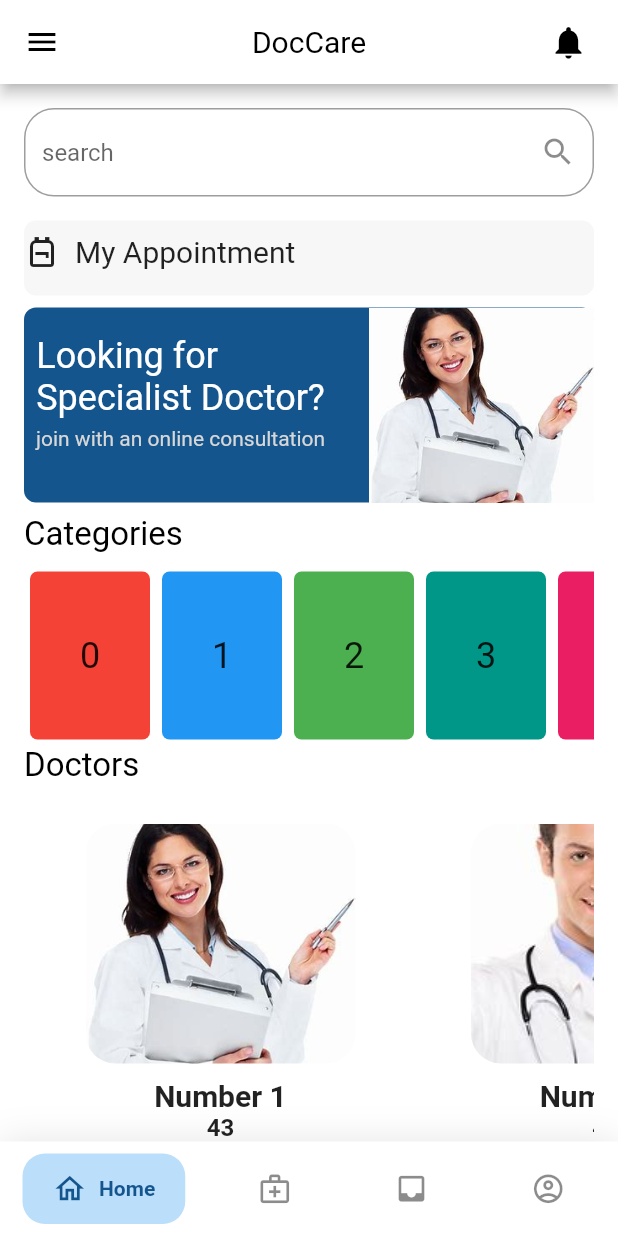
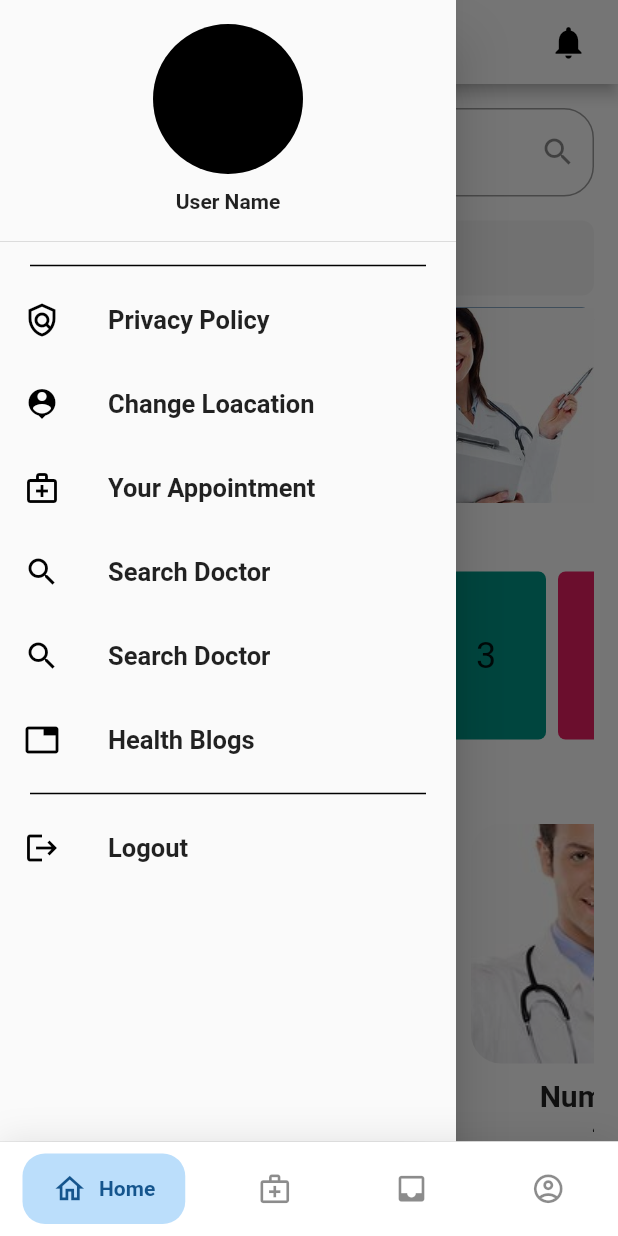
Before and after one commit to Uzair76/doctor_app, a Flutter app: the screen it shows after launch, with the side drawer open (before the commit the screen has no drawer), on a phone screen of 412 x 824 dp. Run offline on Flutter 3.47's test engine with Material 2 defaults, Android fonts, the phone set to English and light mode, and no system bars; drawn by our look-alikes of google_nav_bar; our stand-ins replace fluttertoast.

Commit message:
created drawer in home screen

```diff
--- a/lib/view/home_screen.dart
+++ b/lib/view/home_screen.dart
@@ -1,13 +1,13 @@
 
 import 'package:doctor_app/constant/App_Colors.dart';
-import 'package:doctor_app/utils/components/routes/routes_name.dart';
+//import 'package:doctor_app/utils/components/routes/routes_name.dart';
 
 import 'package:doctor_app/view/screens/doctor_screen.dart';
-import 'package:doctor_app/view/screens/medical_record_screen.dart';
-import 'package:doctor_app/view/screens/appointment_screen.dart';
+//import 'package:doctor_app/view/screens/medical_record_screen.dart';
+//import 'package:doctor_app/view/screens/appointment_screen.dart';
 import 'package:flutter/material.dart';
 
-import '../constant/doctors_slider.dart';
+//import '../constant/doctors_slider.dart';
 import '../constant/images_constant.dart';
 import '../view_modal/home_modal.dart';
 
@@ -26,16 +26,17 @@ class _HomeScreenState extends State<HomeScreen> {
     final height = MediaQuery.of(context).size.height * 1;
     final width = MediaQuery.of(context).size.width * 1;
     return Scaffold(
+
+
       appBar: AppBar(
-        // automaticallyImplyLeading: false,
-        leading: GestureDetector(
-          onTap: () {},
-          child: const Icon(
-            Icons.menu,
-            color: AppColors.kBlack,
-          ),
-        ),
 
+        iconTheme: const IconThemeData(color: Colors.black),
+
+        // leading: const Icon(
+        //   Icons.menu,
+        //   color: AppColors.kBlack,
+        // ),
+//automaticallyImplyLeading: true,
         title: const Text(
           'DocCare',
           style: TextStyle(color: AppColors.kPrimaryTextBlackColor),
@@ -53,7 +54,94 @@ class _HomeScreenState extends State<HomeScreen> {
               )),
         ],
       ),
-      body:
+        drawer: Drawer(
+          child: ListView(
+            children: const [
+              DrawerHeader(
+                // decoration: BoxDecoration(
+                //   color: Colors.teal
+                // ),
+                child: Center(
+                  child: Column(
+                    children: [
+                      CircleAvatar(
+                        backgroundColor: Colors.black,
+                        radius: 50,
+                      //  backgroundImage: AssetImage(ImagesConst.ksliderimg3),
+                        // child:
+                        // Image(image: AssetImage(ImagesConst.ksliderimg3),
+                        // ),
+                      ),
+
+                      SizedBox(height: 10,),
+                      Text('User Name',style: TextStyle(fontWeight: FontWeight.bold),),
+
+                    ],
+                  ),
+                ),
+              ),
+              Divider(
+                color: Colors.black,
+                thickness: 1,
+                indent: 20,
+                endIndent: 20,
+
+              ),
+              ListTile(
+                leading: Icon(Icons.policy_outlined,color: AppColors.kBlack,),
+                title: Text('Privacy Policy',style: TextStyle(fontSize: 17,fontWeight: FontWeight.bold),),
+
+              ),
+              ListTile(
+                leading: Icon(Icons.location_history,color: AppColors.kBlack,),
+                title: Text('Change Loacation',style: TextStyle(fontSize: 17,fontWeight: FontWeight.bold),),
+
+              ),
+              ListTile(
+                leading: Icon(Icons.medical_services_outlined,color: AppColors.kBlack,),
+                title: Text('Your Appointment',style: TextStyle(fontSize: 17,fontWeight: FontWeight.bold),),
+
+              ),
+              ListTile(
+                leading: Icon(Icons.search,color: AppColors.kBlack,),
+                title: Text('Search Doctor',style: TextStyle(fontSize: 17,fontWeight: FontWeight.bold),),
+
+              ),
+              ListTile(
+                leading: Icon(Icons.search,color: AppColors.kBlack,),
+                title: Text('Search Doctor',style: TextStyle(fontSize: 17,fontWeight: FontWeight.bold),),
+
+              ),
+              ListTile(
+                leading: Icon(Icons.tab,color: AppColors.kBlack,),
+                title: Text('Health Blogs',style: TextStyle(fontSize: 17,fontWeight: FontWeight.bold),),
+
+              ),
+              Divider(
+                color: Colors.black,
+                thickness: 1,
+                indent: 20,
+                endIndent: 20,
+
+              ),
+              Spacer(),
+              ListTile(
+                leading: Icon(Icons.logout,color: AppColors.kBlack,),
+                title: Text('Logout',style: TextStyle(fontSize: 17,fontWeight: FontWeight.bold),),
+
+              ),
+            ],
+          ),
+        ),
+
+
+
+
+
+
+
+
+    body:
       SingleChildScrollView(
         physics: const BouncingScrollPhysics(),
         child: Padding(
@@ -75,14 +163,14 @@ class _HomeScreenState extends State<HomeScreen> {
                     )),
               ),
               Container(
-                padding: EdgeInsets.only(top: 8,bottom: 16),
+                padding: const EdgeInsets.only(top: 8,bottom: 16),
                 height: 50,
                 width: double.infinity,
                 decoration: BoxDecoration(
                   color: AppColors.kWhiteF7,
                   borderRadius: BorderRadius.circular(8)
                 ),
-                child: Row(
+                child: const Row(
                   children: [
                     Icon(Icons.backpack_outlined),
                     SizedBox(width: 10,),
```
Also changed, not shown: lib/view/screens/account.dart (+122 -92 lines).
